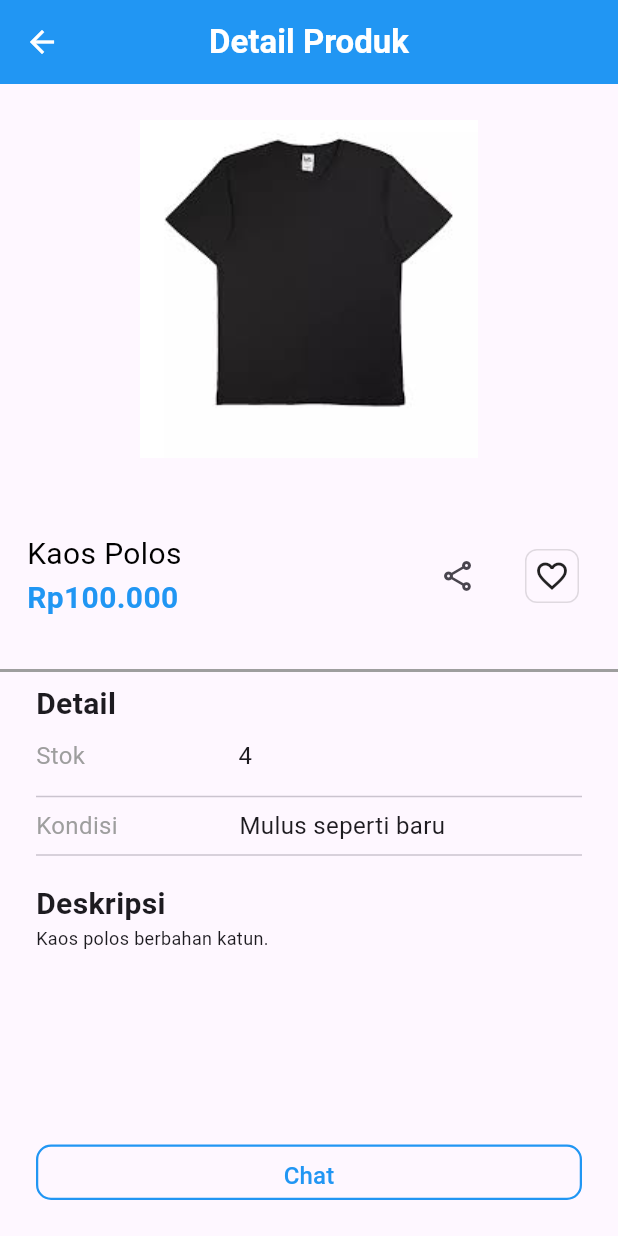
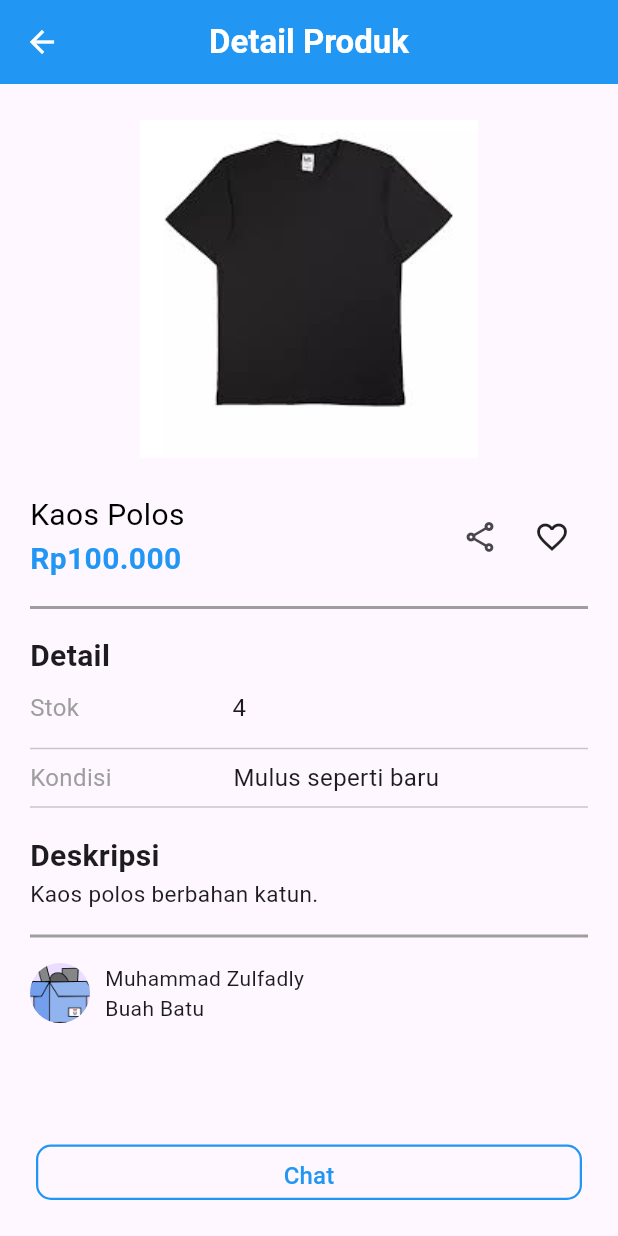
Before and after one commit to herlinpriatna/lapak_telu_app, a Flutter app: the DetailProdukPage screen opened directly with sample values from the repository, on a phone screen of 412 x 824 dp. Run offline on Flutter 3.47's test engine with Material 3 defaults, Android fonts, the phone set to English and light mode, and no system bars; our stand-ins replace image_picker; missing offline and left inert: clipboard.

Commit message:
memperbarui code produk

```diff
--- a/lib/main.dart
+++ b/lib/main.dart
@@ -12,7 +12,7 @@ class MyApp extends StatelessWidget {
   @override
   Widget build(BuildContext context) {
     return MaterialApp(
-      title: 'Flutter Demo',
+      title: 'Lapak Tel-U',
       theme: ThemeData(
         colorScheme: ColorScheme.fromSeed(seedColor: Colors.deepPurple),
         useMaterial3: true,
--- a/lib/screen/detail_produk_page.dart
+++ b/lib/screen/detail_produk_page.dart
@@ -1,13 +1,19 @@
 import 'package:flutter/material.dart';
 import 'package:lapak_telu_app/data/produk.dart';
-import 'package:lapak_telu_app/screen/home_screen.dart';
 import 'package:url_launcher/url_launcher.dart';
 import 'package:clipboard/clipboard.dart';
 
-class DetailProdukPage extends StatelessWidget {
+class DetailProdukPage extends StatefulWidget {
   final Produk product;
 
   const DetailProdukPage({Key? key, required this.product}) : super(key: key);
+
+  @override
+  _DetailProdukPageState createState() => _DetailProdukPageState();
+}
+
+class _DetailProdukPageState extends State<DetailProdukPage> {
+  bool isLiked = false; // Variabel untuk melacak status like produk
 
   @override
   Widget build(BuildContext context) {
@@ -37,11 +43,11 @@ class DetailProdukPage extends StatelessWidget {
               Center(
                 child: Container(
                   margin: EdgeInsets.all(24),
-                  child: Image.asset(product.image),
+                  child: Image.asset(widget.product.image),
                 ),
               ),
               Container(
-                margin: EdgeInsets.all(18),
+                margin: EdgeInsets.symmetric(horizontal: 20),
                 child: Row(
                   mainAxisAlignment: MainAxisAlignment.spaceBetween,
                   children: [
@@ -49,14 +55,14 @@ class DetailProdukPage extends StatelessWidget {
                       crossAxisAlignment: CrossAxisAlignment.start,
                       children: [
                         Text(
-                          product.name,
+                          widget.product.name,
                           style: TextStyle(
                             fontSize: 20,
                             color: const Color.fromARGB(255, 0, 0, 0),
                           ),
                         ),
                         Text(
-                          'Rp${product.price}',
+                          'Rp${widget.product.price}',
                           style: TextStyle(
                               color: Colors.blue,
                               fontWeight: FontWeight.bold,
@@ -64,10 +70,9 @@ class DetailProdukPage extends StatelessWidget {
                         ),
                       ],
                     ),
-                    Row(children: [
+                    Row(
+                      children: [
                         Container(
-                        padding: EdgeInsets.all(5),
-                        margin: EdgeInsets.all(8),
                           child: IconButton(
                             icon: Icon(Icons.share_outlined),
                             onPressed: () {
@@ -83,15 +88,17 @@ class DetailProdukPage extends StatelessWidget {
                                         TextButton(
                                           onPressed: () {
                                             final url =
-                                              'https://lapak-telu.com/produk/${product.name}';
+                                                'https://lapak-telu.com/produk/${widget.product.name}';
                                             FlutterClipboard.copy(url).then(
                                               (value) =>
                                                   ScaffoldMessenger.of(context)
                                                       .showSnackBar(
                                                 SnackBar(
                                                   content: Text(
-                                                            'Link berhasil disalin')),
-                                                  ));
+                                                      'Link berhasil disalin'),
+                                                ),
+                                              ),
+                                            );
                                           },
                                           child: Image.asset(
                                             'assets/images/icon-link.png',
@@ -141,26 +148,36 @@ class DetailProdukPage extends StatelessWidget {
                           ),
                         ),
                         Container(
-                          padding: EdgeInsets.all(5),
-                          margin: EdgeInsets.all(8),
-                          child: Icon(Icons.favorite_border),
-                          decoration: BoxDecoration(
-                            border: Border.all(color: Colors.black12),
-                            borderRadius: BorderRadius.circular(8),
-                          )),
-                    ])
+                          child: IconButton(
+                            // Mengubah warna ikon berdasarkan status like
+                            icon: Icon(
+                              isLiked ? Icons.favorite : Icons.favorite_border,
+                              color: isLiked ? Colors.red : Colors.black87,
+                            ),
+                            onPressed: () {
+                              // Menambah atau menghapus indeks produk dari set yang disukai
+                              setState(() {
+                                isLiked = !isLiked;
+                              });
+                            },
+                          ),
+                        ),
+                      ],
+                    ),
                   ],
                 ),
               ),
+              SizedBox(height: 10),
+              Container(
+                margin: EdgeInsets.symmetric(horizontal: 20),
+                child: Column(
+                  crossAxisAlignment: CrossAxisAlignment.start,
+                  children: [
                     Divider(
                       thickness: 2,
                       color: Colors.grey,
                     ),
-              Container(
-                margin: EdgeInsets.symmetric(horizontal: 24),
-                child: Column(
-                  crossAxisAlignment: CrossAxisAlignment.start,
-                  children: [
+                    SizedBox(height: 10),
                     Text(
                       'Detail',
                       style:
@@ -178,7 +195,7 @@ class DetailProdukPage extends StatelessWidget {
                         ),
                         SizedBox(width: 102),
                         Text(
-                          '${product.stock}',
+                          '${widget.product.stock}',
                           style: TextStyle(
                             fontSize: 16,
                           ),
@@ -198,7 +215,7 @@ class DetailProdukPage extends StatelessWidget {
                         ),
                         SizedBox(width: 81),
                         Text(
-                          '${product.condition}',
+                          '${widget.product.condition}',
                           style: TextStyle(
                             fontSize: 16,
                           ),
@@ -213,10 +230,34 @@ class DetailProdukPage extends StatelessWidget {
                           TextStyle(fontSize: 20, fontWeight: FontWeight.bold),
                     ),
                     Text(
-                      product.description,
+                      widget.product.description,
                       style: TextStyle(
-                        fontSize: 12,
+                        fontSize: 15,
                       ),
+                    ),
+                    SizedBox(height: 10),
+                    Divider(
+                      thickness: 2,
+                      color: Colors.grey,
+                    ),
+                    SizedBox(height: 10),
+                    Row(
+                      crossAxisAlignment: CrossAxisAlignment.start,
+                      children: [
+                        CircleAvatar(
+                          radius: 20,
+                          backgroundImage:
+                              AssetImage('assets/images/logo_lapak.png'),
+                        ),
+                        SizedBox(width: 10),
+                        Column(
+                          crossAxisAlignment: CrossAxisAlignment.start,
+                          children: [
+                            Text('Muhammad Zulfadly'),
+                            Text('Buah Batu'),
+                          ],
+                        ),
+                      ],
                     ),
                   ],
                 ),
--- a/lib/screen/eksplorasi_page.dart
+++ b/lib/screen/eksplorasi_page.dart
@@ -176,7 +176,10 @@ class _EksplorasiPageState extends State<EksplorasiPage> {
             if (displayedProducts.length < produks.length)
               ElevatedButton(
                 onPressed: loadMoreProducts,
-                child: Text("Load More"),
+                child: Text(
+                  "Load More",
+                  style: TextStyle(color: Colors.blue),
+                ),
               ),
           ],
         ),
--- a/lib/screen/profil_page.dart
+++ b/lib/screen/profil_page.dart
@@ -11,7 +11,7 @@ class ProfilPage extends StatelessWidget {
     return Scaffold(
       appBar: AppBar(
         title: Center(
-            child: Text("Profile",
+            child: Text("Profil",
                 style: TextStyle(
                     color: Colors.white, fontWeight: FontWeight.bold))),
         backgroundColor: Colors.blue,
```
Also changed, not shown: lib/screen/favorit_page.dart (+63 -95 lines), lib/screen/posting_page.dart (+102 -34 lines). Lines whose indentation alone changed are shown as unchanged.
